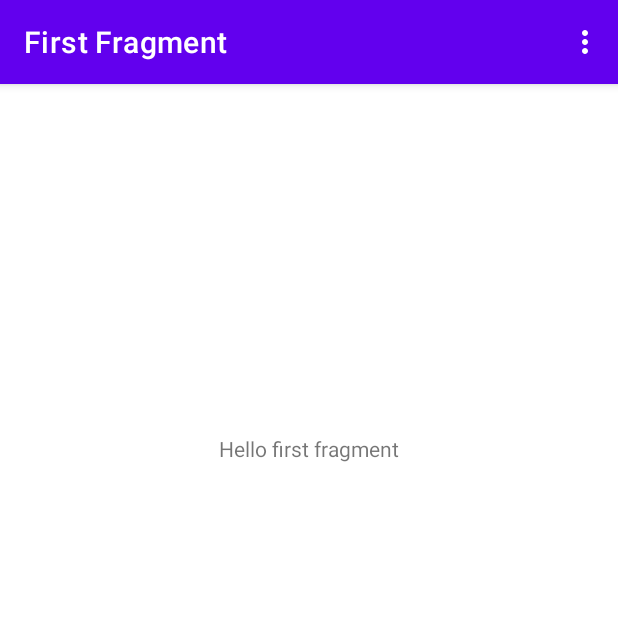
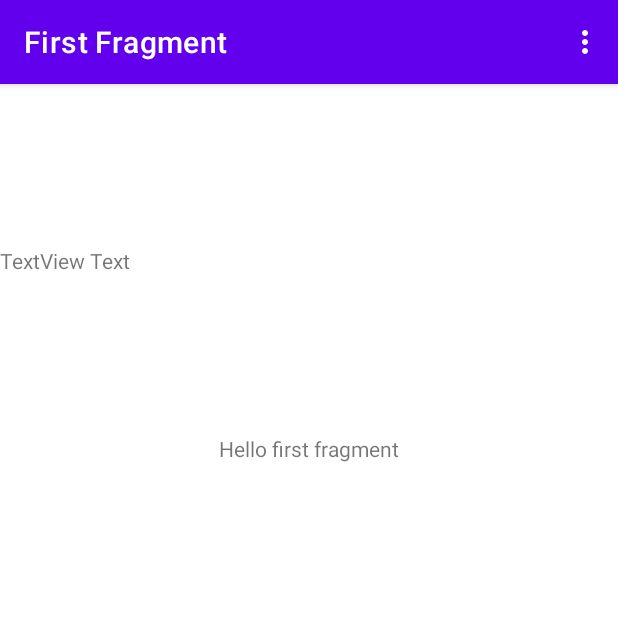
Before and after one commit to omeryildizce/Kotlin-ile-Android-Mobil-Uygulama-Gelistirme, an Android app: the screen it shows after launch (MainActivity), on a phone screen of 412 x 824 dp, the top half of it. Run offline under Robolectric (Android 15) with nearby library versions, the phone set to English and light mode, and no system bars; our stand-ins replace navigation-ui.

Commit message:
Update fragment_first.xml

```diff
--- a/s02_AndroidGiris/IlkProje/app/src/main/res/layout/fragment_first.xml
+++ b/s02_AndroidGiris/IlkProje/app/src/main/res/layout/fragment_first.xml
@@ -25,4 +25,15 @@
         app:layout_constraintEnd_toEndOf="parent"
         app:layout_constraintStart_toStartOf="parent"
         app:layout_constraintTop_toBottomOf="@id/textview_first" />
+
+    <TextView
+        android:id="@+id/textView"
+        android:layout_width="wrap_content"
+        android:layout_height="wrap_content"
+        android:layout_marginBottom="40dp"
+        android:text="TextView Text"
+        app:layout_constraintBottom_toTopOf="@+id/textview_first"
+        app:layout_constraintTop_toTopOf="parent"
+        app:layout_constraintVertical_bias="0.621"
+        tools:layout_editor_absoluteX="162dp" />
 </androidx.constraintlayout.widget.ConstraintLayout>
```
